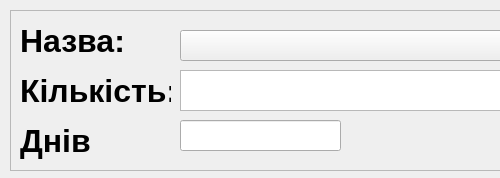
First picture: the form in MainClient/Doctor/PharmacySelector/PharmacySelector.ui, repository letsexisttogether/MedicalDocuments, before the edit; both pictures show x 0 to 500 and y 0 to 178 of the 744 by 178 pixel window.
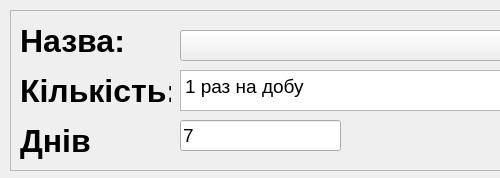
Second picture: the form after the edit.

The edit to the form file:
```diff
--- a/MainClient/Doctor/PharmacySelector/PharmacySelector.ui
+++ b/MainClient/Doctor/PharmacySelector/PharmacySelector.ui
@@ -71,6 +71,22 @@
       <height>41</height>
      </rect>
     </property>
+    <property name="font">
+     <font>
+      <pointsize>14</pointsize>
+      <bold>false</bold>
+     </font>
+    </property>
+    <property name="html">
+     <string>&lt;!DOCTYPE HTML PUBLIC &quot;-//W3C//DTD HTML 4.0//EN&quot; &quot;http://www.w3.org/TR/REC-html40/strict.dtd&quot;&gt;
+&lt;html&gt;&lt;head&gt;&lt;meta name=&quot;qrichtext&quot; content=&quot;1&quot; /&gt;&lt;meta charset=&quot;utf-8&quot; /&gt;&lt;style type=&quot;text/css&quot;&gt;
+p, li { white-space: pre-wrap; }
+hr { height: 1px; border-width: 0; }
+li.unchecked::marker { content: &quot;\2610&quot;; }
+li.checked::marker { content: &quot;\2612&quot;; }
+&lt;/style&gt;&lt;/head&gt;&lt;body style=&quot; font-family:'Segoe UI'; font-size:14pt; font-weight:400; font-style:normal;&quot;&gt;
+&lt;p style=&quot; margin-top:0px; margin-bottom:0px; margin-left:0px; margin-right:0px; -qt-block-indent:0; text-indent:0px;&quot;&gt;1 раз на добу&lt;/p&gt;&lt;/body&gt;&lt;/html&gt;</string>
+    </property>
    </widget>
    <widget class="QLineEdit" name="streak">
     <property name="geometry">
@@ -81,6 +97,14 @@
       <height>31</height>
      </rect>
     </property>
+    <property name="font">
+     <font>
+      <pointsize>14</pointsize>
+     </font>
+    </property>
+    <property name="text">
+     <string>7</string>
+    </property>
     <property name="maxLength">
      <number>3</number>
     </property>
```
